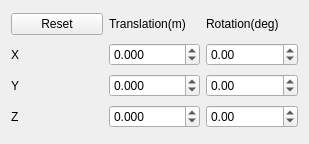
This is src/Utilities/TransformationWidget.ui in SilvioGiancola/Kinect2TCPIP as Qt 5 draws it before an edit. The edited form follows.
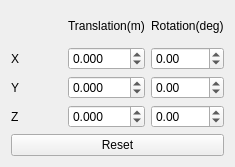
This is the edited form.

Patch:
```diff
--- a/src/Utilities/TransformationWidget.ui
+++ b/src/Utilities/TransformationWidget.ui
@@ -6,115 +6,106 @@
    <rect>
     <x>0</x>
     <y>0</y>
-    <width>309</width>
-    <height>144</height>
+    <width>235</width>
+    <height>167</height>
    </rect>
   </property>
   <property name="windowTitle">
    <string>Form</string>
   </property>
   <layout class="QGridLayout" name="gridLayout">
-   <item row="0" column="1">
+   <item row="4" column="2">
+    <widget class="QDoubleSpinBox" name="RotationZ">
+     <property name="decimals">
+      <number>2</number>
+     </property>
+     <property name="minimum">
+      <double>-180.000000000000000</double>
+     </property>
+     <property name="maximum">
+      <double>180.000000000000000</double>
+     </property>
+     <property name="singleStep">
+      <double>1.000000000000000</double>
+     </property>
+     <property name="value">
+      <double>0.000000000000000</double>
+     </property>
+    </widget>
+   </item>
+   <item row="1" column="1">
     <widget class="QLabel" name="label">
      <property name="text">
       <string>Translation(m)</string>
      </property>
     </widget>
    </item>
-   <item row="0" column="2">
-    <widget class="QLabel" name="label_2">
-     <property name="text">
-      <string>Rotation(deg)</string>
+   <item row="4" column="1">
+    <widget class="QDoubleSpinBox" name="TranslationZ">
+     <property name="decimals">
+      <number>3</number>
      </property>
-    </widget>
-   </item>
-   <item row="0" column="0">
-    <widget class="QPushButton" name="pushButton_reset">
-     <property name="text">
-      <string>Reset</string>
+     <property name="minimum">
+      <double>-10.000000000000000</double>
      </property>
+     <property name="maximum">
+      <double>10.000000000000000</double>
+     </property>
+     <property name="singleStep">
+      <double>0.010000000000000</double>
+     </property>
+     <property name="value">
+      <double>0.000000000000000</double>
+     </property>
     </widget>
    </item>
-   <item row="1" column="0">
-    <widget class="QLabel" name="label_3">
-     <property name="text">
-      <string>X</string>
+   <item row="2" column="1">
+    <widget class="QDoubleSpinBox" name="TranslationX">
+     <property name="decimals">
+      <number>3</number>
      </property>
+     <property name="minimum">
+      <double>-10.000000000000000</double>
+     </property>
+     <property name="maximum">
+      <double>10.000000000000000</double>
+     </property>
+     <property name="singleStep">
+      <double>0.010000000000000</double>
+     </property>
+     <property name="value">
+      <double>0.000000000000000</double>
+     </property>
     </widget>
    </item>
-   <item row="2" column="0">
-    <widget class="QLabel" name="label_4">
-     <property name="text">
-      <string>Y</string>
+   <item row="3" column="2">
+    <widget class="QDoubleSpinBox" name="RotationY">
+     <property name="decimals">
+      <number>2</number>
      </property>
+     <property name="minimum">
+      <double>-180.000000000000000</double>
+     </property>
+     <property name="maximum">
+      <double>180.000000000000000</double>
+     </property>
+     <property name="singleStep">
+      <double>1.000000000000000</double>
+     </property>
+     <property name="value">
+      <double>0.000000000000000</double>
+     </property>
     </widget>
    </item>
-   <item row="3" column="0">
+   <item row="4" column="0">
     <widget class="QLabel" name="label_5">
      <property name="text">
       <string>Z</string>
      </property>
     </widget>
    </item>
-   <item row="1" column="1">
-    <widget class="QDoubleSpinBox" name="TranslationX">
-     <property name="decimals">
-      <number>3</number>
-     </property>
-     <property name="minimum">
-      <double>-10.000000000000000</double>
-     </property>
-     <property name="maximum">
-      <double>10.000000000000000</double>
-     </property>
-     <property name="singleStep">
-      <double>0.010000000000000</double>
-     </property>
-     <property name="value">
-      <double>0.000000000000000</double>
-     </property>
-    </widget>
-   </item>
-   <item row="1" column="2">
-    <widget class="QDoubleSpinBox" name="RotationX">
-     <property name="decimals">
-      <number>2</number>
-     </property>
-     <property name="minimum">
-      <double>-180.000000000000000</double>
-     </property>
-     <property name="maximum">
-      <double>180.000000000000000</double>
-     </property>
-     <property name="singleStep">
-      <double>1.000000000000000</double>
-     </property>
-     <property name="value">
-      <double>0.000000000000000</double>
-     </property>
-    </widget>
-   </item>
-   <item row="2" column="1">
-    <widget class="QDoubleSpinBox" name="TranslationY">
-     <property name="decimals">
-      <number>3</number>
-     </property>
-     <property name="minimum">
-      <double>-10.000000000000000</double>
-     </property>
-     <property name="maximum">
-      <double>10.000000000000000</double>
-     </property>
-     <property name="singleStep">
-      <double>0.010000000000000</double>
-     </property>
-     <property name="value">
-      <double>0.000000000000000</double>
-     </property>
-    </widget>
-   </item>
    <item row="3" column="1">
-    <widget class="QDoubleSpinBox" name="TranslationZ">
+    <widget class="QDoubleSpinBox" name="TranslationY">
      <property name="decimals">
       <number>3</number>
      </property>
@@ -132,8 +123,22 @@
      </property>
     </widget>
    </item>
+   <item row="3" column="0">
+    <widget class="QLabel" name="label_4">
+     <property name="text">
+      <string>Y</string>
+     </property>
+    </widget>
+   </item>
+   <item row="1" column="2">
+    <widget class="QLabel" name="label_2">
+     <property name="text">
+      <string>Rotation(deg)</string>
+     </property>
+    </widget>
+   </item>
    <item row="2" column="2">
-    <widget class="QDoubleSpinBox" name="RotationY">
+    <widget class="QDoubleSpinBox" name="RotationX">
      <property name="decimals">
       <number>2</number>
      </property>
@@ -151,22 +156,17 @@
      </property>
     </widget>
    </item>
-   <item row="3" column="2">
-    <widget class="QDoubleSpinBox" name="RotationZ">
-     <property name="decimals">
-      <number>2</number>
+   <item row="2" column="0">
+    <widget class="QLabel" name="label_3">
+     <property name="text">
+      <string>X</string>
      </property>
-     <property name="minimum">
-      <double>-180.000000000000000</double>
-     </property>
-     <property name="maximum">
-      <double>180.000000000000000</double>
-     </property>
-     <property name="singleStep">
-      <double>1.000000000000000</double>
-     </property>
-     <property name="value">
-      <double>0.000000000000000</double>
+    </widget>
+   </item>
+   <item row="5" column="0" colspan="3">
+    <widget class="QPushButton" name="pushButton_reset">
+     <property name="text">
+      <string>Reset</string>
      </property>
     </widget>
    </item>
```
